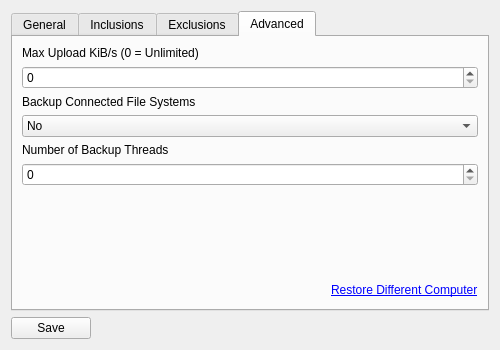
Qt form client/src/blobbackup/ui/settingsdialog.ui (Blobbackup/Blobbackup) before a commit.
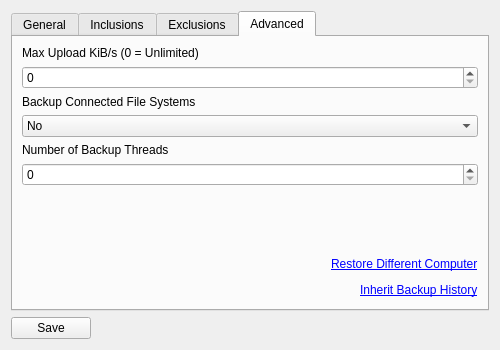
The same form after that commit. The open tabs and pages were chosen to show the change.

Commit message: Add basic inherit backup flow

Patch:
```diff
--- a/client/src/blobbackup/ui/settingsdialog.ui
+++ b/client/src/blobbackup/ui/settingsdialog.ui
@@ -336,6 +336,30 @@
          </item>
         </layout>
        </item>
+       <item>
+        <layout class="QHBoxLayout" name="horizontalLayout_5">
+         <item>
+          <spacer name="horizontalSpacer_3">
+           <property name="orientation">
+            <enum>Qt::Horizontal</enum>
+           </property>
+           <property name="sizeHint" stdset="0">
+            <size>
+             <width>40</width>
+             <height>20</height>
+            </size>
+           </property>
+          </spacer>
+         </item>
+         <item>
+          <widget class="QLabel" name="inherit_backup_history_label">
+           <property name="text">
+            <string>&lt;html&gt;&lt;head/&gt;&lt;body&gt;&lt;p&gt;&lt;a href=&quot;https://blobbackup.com&quot;&gt;&lt;span style=&quot; text-decoration: underline; color:#0000ff;&quot;&gt;Inherit Backup History&lt;/span&gt;&lt;/a&gt;&lt;/p&gt;&lt;/body&gt;&lt;/html&gt;</string>
+           </property>
+          </widget>
+         </item>
+        </layout>
+       </item>
       </layout>
      </widget>
     </widget>
```
The commit also changes 2 other files.
